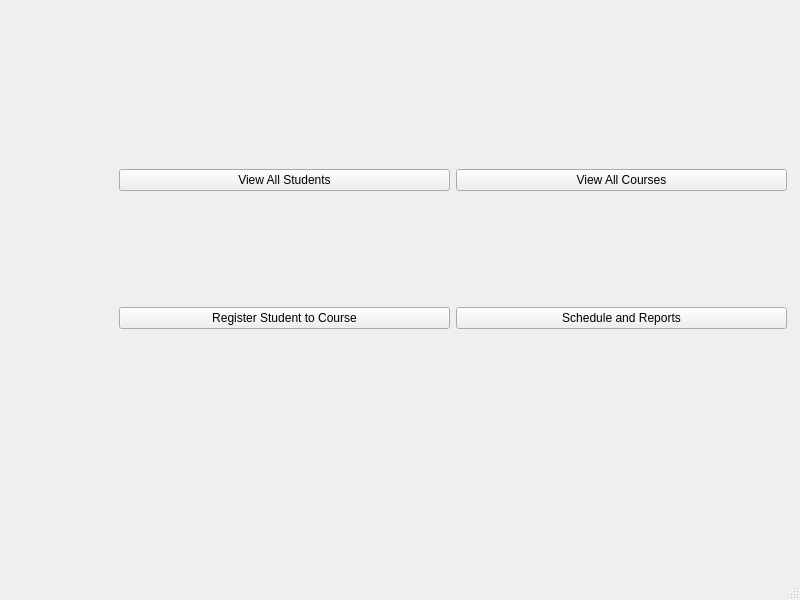
First picture: the form in mainwindow.ui, repository ahmedmgh67/coursetracking-cs2, before the edit.
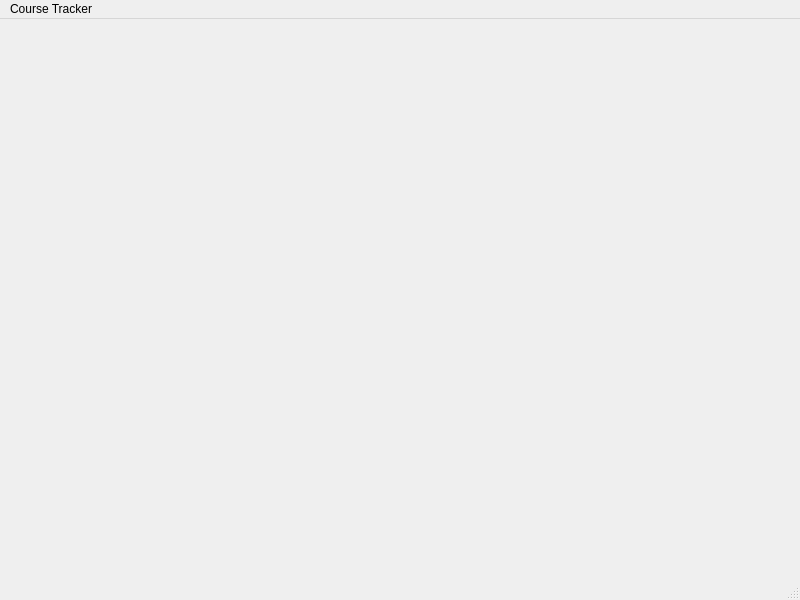
Second picture: the form after the edit.

```diff
--- a/mainwindow.ui
+++ b/mainwindow.ui
@@ -17,50 +17,13 @@
    <widget class="QWidget" name="verticalLayoutWidget">
     <property name="geometry">
      <rect>
-      <x>119</x>
-      <y>59</y>
-      <width>668</width>
-      <height>381</height>
+      <x>49</x>
+      <y>29</y>
+      <width>721</width>
+      <height>401</height>
      </rect>
     </property>
-    <layout class="QVBoxLayout" name="verticalLayout">
-     <item>
-      <layout class="QHBoxLayout" name="horizontalLayout">
-       <item>
-        <widget class="QPushButton" name="viewSButton">
-         <property name="text">
-          <string>View All Students</string>
-         </property>
-        </widget>
-       </item>
-       <item>
-        <widget class="QPushButton" name="viewCButton">
-         <property name="text">
-          <string>View All Courses</string>
-         </property>
-        </widget>
-       </item>
-      </layout>
-     </item>
-     <item>
-      <layout class="QHBoxLayout" name="horizontalLayout_5">
-       <item>
-        <widget class="QPushButton" name="registerButton">
-         <property name="text">
-          <string>Register Student to Course</string>
-         </property>
-        </widget>
-       </item>
-       <item>
-        <widget class="QPushButton" name="viewRButtton">
-         <property name="text">
-          <string>Schedule and Reports</string>
-         </property>
-        </widget>
-       </item>
-      </layout>
-     </item>
-    </layout>
+    <layout class="QGridLayout" name="gridLayout"/>
    </widget>
   </widget>
   <widget class="QMenuBar" name="menubar">
@@ -72,6 +35,12 @@
      <height>37</height>
     </rect>
    </property>
+   <widget class="QMenu" name="menuCourse_Tracker">
+    <property name="title">
+     <string>Course Tracker</string>
+    </property>
+   </widget>
+   <addaction name="menuCourse_Tracker"/>
   </widget>
   <widget class="QStatusBar" name="statusbar"/>
  </widget>
```
Left out of the diff: 4 changed lines with no effect on the pictures.
